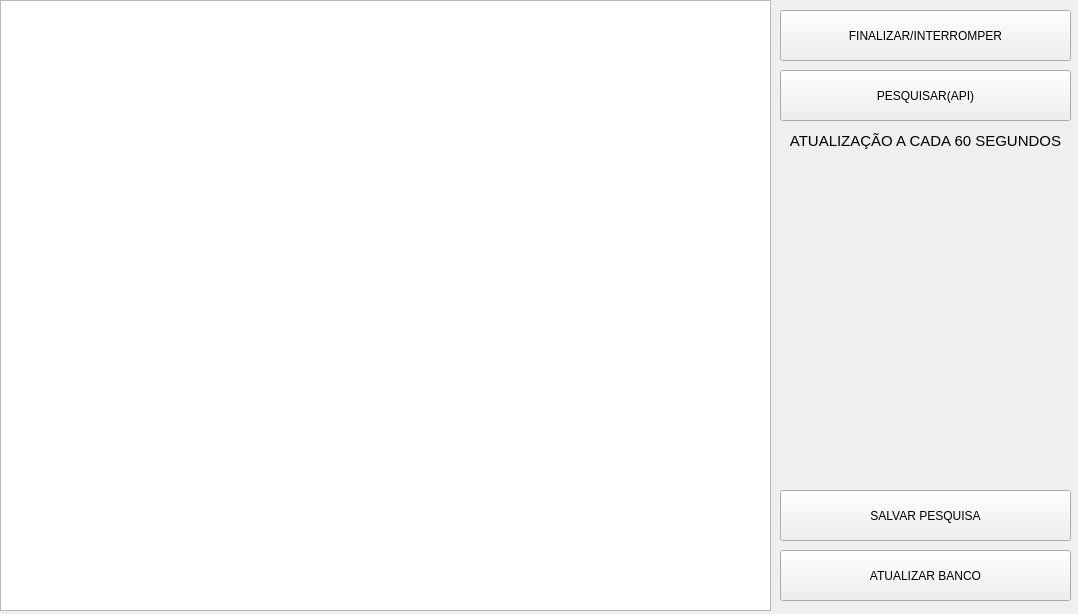
Above: interface/secW.ui from AlexandreSilvestrin/Programa-automacao before the change. Below: the same form after it.
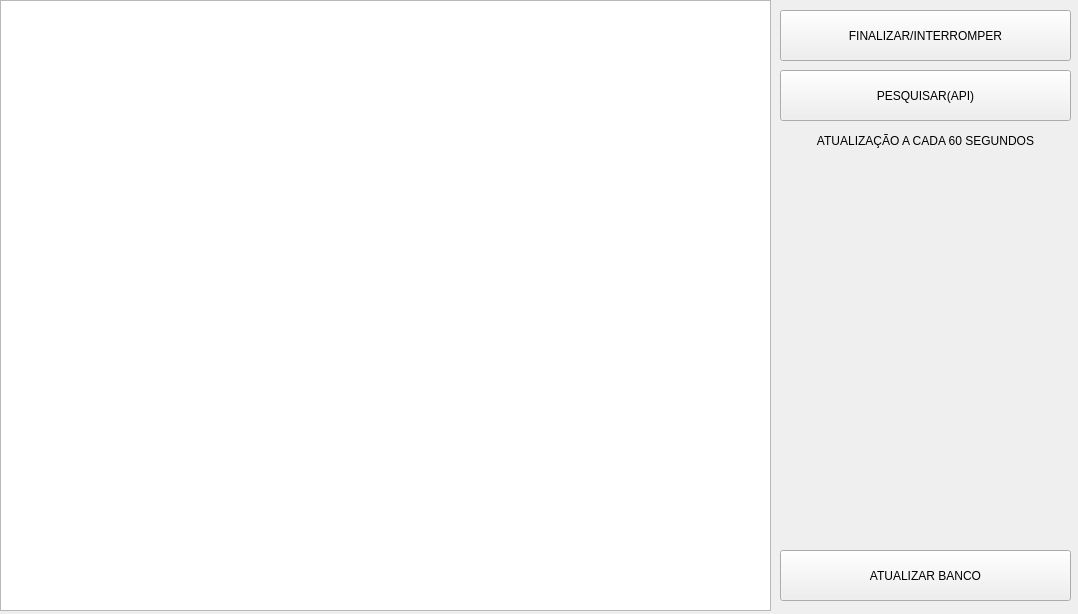
That is the form after the change.

The edit to the form file:
```diff
--- a/interface/secW.ui
+++ b/interface/secW.ui
@@ -95,25 +95,6 @@
      <string>botoes1</string>
     </property>
    </widget>
-   <widget class="QPushButton" name="btnSalvarCNPJS">
-    <property name="geometry">
-     <rect>
-      <x>780</x>
-      <y>490</y>
-      <width>291</width>
-      <height>51</height>
-     </rect>
-    </property>
-    <property name="styleSheet">
-     <string notr="true"/>
-    </property>
-    <property name="text">
-     <string>SALVAR PESQUISA</string>
-    </property>
-    <property name="class" stdset="0">
-     <string>botoes1</string>
-    </property>
-   </widget>
    <widget class="QPushButton" name="btnPesqAPI">
     <property name="geometry">
      <rect>
@@ -184,11 +165,6 @@
       <height>21</height>
      </rect>
     </property>
-    <property name="font">
-     <font>
-      <pointsize>11</pointsize>
-     </font>
-    </property>
     <property name="styleSheet">
      <string notr="true"/>
     </property>
```
Left out of the diff: 17 changed lines with no effect on the pictures.
